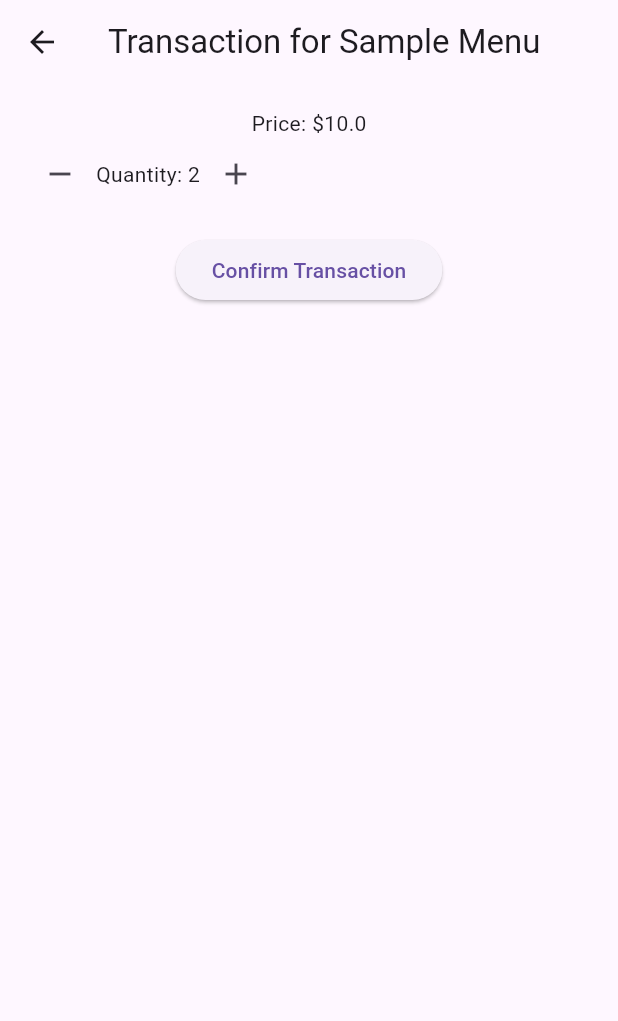
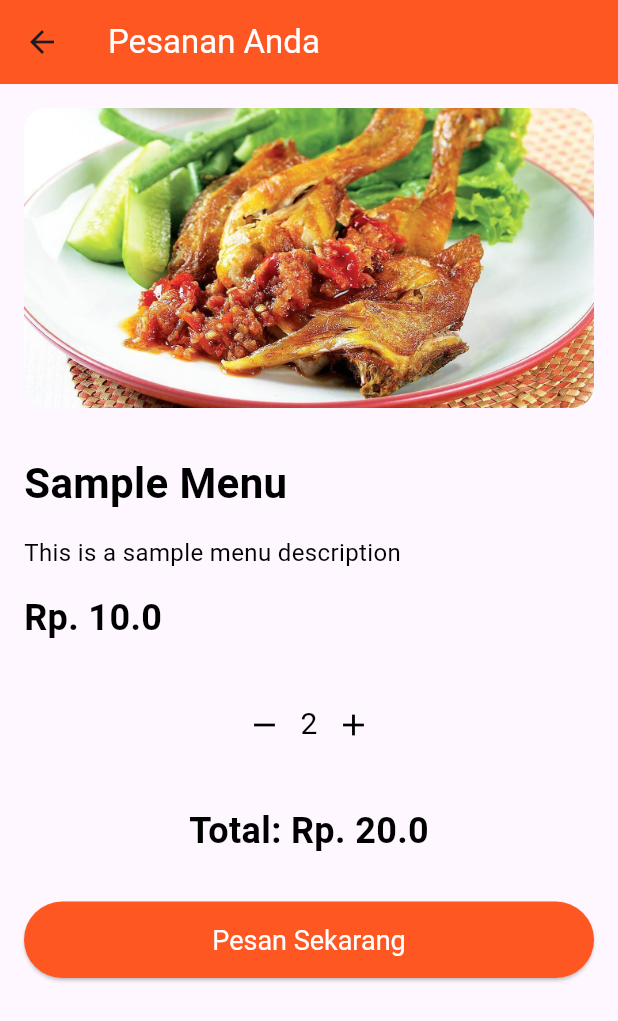
Before and after one commit to fachruddinruddin/Fodd_Delivery_App, a Flutter app: the TransactionScreen screen opened by its route, after a tap on the "add" icon, on a phone screen of 412 x 824 dp. Shown: the top 1021 px of the screen. Run offline on Flutter 3.47's test engine with Material 3 defaults, Android fonts, the phone set to English and light mode, and no system bars; our stand-ins replace cloud_firestore, firebase_auth, firebase_core; accounts and stored records are empty.

Commit message:
Add profile, history, and receipt screens with user authentication and transaction display

```diff
--- a/lib/screens/transaction_screen.dart
+++ b/lib/screens/transaction_screen.dart
@@ -1,6 +1,7 @@
 import 'package:flutter/material.dart';
 import '../services/firestore_service.dart';
 import '../models/menu_model.dart';
+import 'receipt_screen.dart'; // Import the receipt screen
 
 class TransactionScreen extends StatefulWidget {
   final MenuModel menu;
@@ -29,38 +30,125 @@ class _TransactionScreenState extends State<TransactionScreen> {
         ],
         totalPrice,
       );
-      ScaffoldMessenger.of(context).showSnackBar(const SnackBar(content: Text('Transaction processed')));
+      Navigator.push(
+        context,
+        MaterialPageRoute(
+          builder: (context) => ReceiptScreen(
+            menu: widget.menu,
+            quantity: _quantity,
+            totalPrice: totalPrice,
+          ),
+        ),
+      );
     } catch (e) {
-      ScaffoldMessenger.of(context).showSnackBar(SnackBar(content: Text('Failed to process transaction: $e')));
+      ScaffoldMessenger.of(context).showSnackBar(
+          SnackBar(content: Text('Failed to process transaction: $e')));
     }
+  }
+
+  void _changeQuantity(String action) {
+    setState(() {
+      if (action == '+') {
+        _quantity++;
+      } else if (action == '-' && _quantity > 1) {
+        _quantity--;
+      }
+    });
   }
 
   @override
   Widget build(BuildContext context) {
+    double total = widget.menu.price * _quantity;
     return Scaffold(
-      appBar: AppBar(title: Text('Transaction for ${widget.menu.name}')),
-      body: Padding(
+      appBar: AppBar(
+        title:
+            const Text("Pesanan Anda", style: TextStyle(color: Colors.white)),
+        backgroundColor: Colors.deepOrange,
+      ),
+      body: SingleChildScrollView(
         padding: const EdgeInsets.all(16.0),
         child: Column(
+          crossAxisAlignment: CrossAxisAlignment.start,
           children: [
-            Text('Price: \$${widget.menu.price}'),
+            Center(
+              child: ClipRRect(
+                borderRadius: BorderRadius.circular(15.0),
+                child: Image.asset(
+                  'assets/images/agor.jpg',
+                  height: 200,
+                  width: double.infinity,
+                  fit: BoxFit.cover,
+                ),
+              ),
+            ),
+            const SizedBox(height: 30),
+            Text(
+              widget.menu.name,
+              style: const TextStyle(
+                  fontSize: 28,
+                  fontWeight: FontWeight.bold,
+                  color: Colors.black),
+            ),
+            const SizedBox(height: 15),
+            Text(
+              widget.menu.description,
+              style: const TextStyle(
+                  fontSize: 16, color: Color.fromARGB(255, 0, 0, 0)),
+            ),
+            const SizedBox(height: 15),
+            Text(
+              "Rp. ${widget.menu.price}",
+              style: const TextStyle(
+                  fontSize: 24,
+                  fontWeight: FontWeight.bold,
+                  color: Colors.black),
+            ),
+            const SizedBox(height: 30),
             Row(
+              mainAxisAlignment: MainAxisAlignment.center,
               children: [
                 IconButton(
-                  icon: const Icon(Icons.remove),
+                  icon: const Icon(Icons.remove, color: Colors.black),
                   onPressed: () {
-                    if (_quantity > 1) setState(() => _quantity--);
+                    _changeQuantity('-');
                   },
                 ),
-                Text('Quantity: $_quantity'),
+                Text(
+                  _quantity.toString(),
+                  style: const TextStyle(fontSize: 20, color: Colors.black),
+                ),
                 IconButton(
-                  icon: const Icon(Icons.add),
-                  onPressed: () => setState(() => _quantity++),
+                  icon: const Icon(Icons.add, color: Colors.black),
+                  onPressed: () {
+                    _changeQuantity('+');
+                  },
                 ),
               ],
             ),
-            const SizedBox(height: 16),
-            ElevatedButton(onPressed: _processTransaction, child: const Text('Confirm Transaction')),
+            const SizedBox(height: 30),
+            Center(
+              child: Text(
+                "Total: Rp. $total",
+                style: const TextStyle(
+                    fontSize: 24,
+                    fontWeight: FontWeight.bold,
+                    color: Color.fromARGB(255, 0, 0, 0)),
+              ),
+            ),
+            const SizedBox(height: 30),
+            SizedBox(
+              width: double.infinity,
+              child: ElevatedButton(
+                style: ElevatedButton.styleFrom(
+                  backgroundColor: Colors.deepOrange,
+                  padding: const EdgeInsets.symmetric(vertical: 15),
+                  textStyle: const TextStyle(fontSize: 18),
+                ),
+                onPressed: _processTransaction,
+                child: const Text("Pesan Sekarang",
+                    style: TextStyle(color: Colors.white)),
+              ),
+            ),
           ],
         ),
       ),
```
Also changed, not shown: lib/screens/history_screen.dart (added, +70 -0 lines), lib/screens/home_screen.dart (+60 -13 lines), lib/screens/login_screen.dart (+40 -4 lines), lib/screens/profile_screen.dart (added, +58 -0 lines), lib/screens/receipt_screen.dart (added, +92 -0 lines), assets/images/profile.jpg (added).
